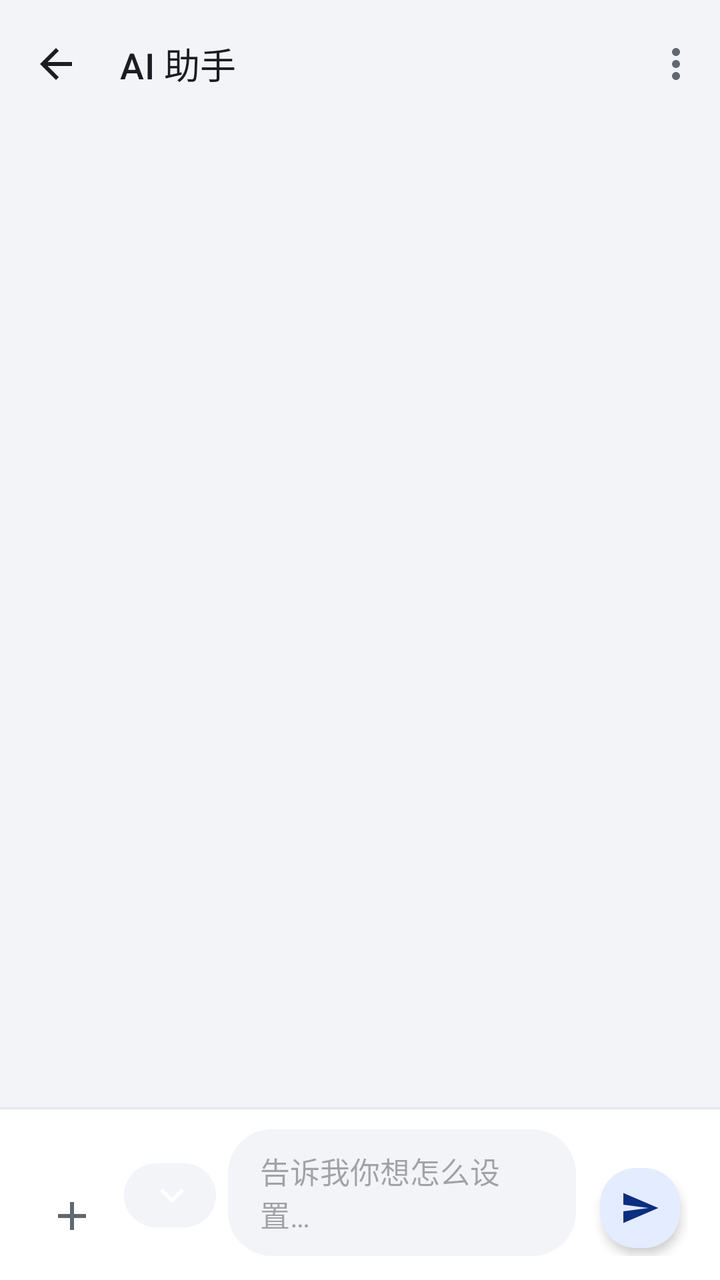
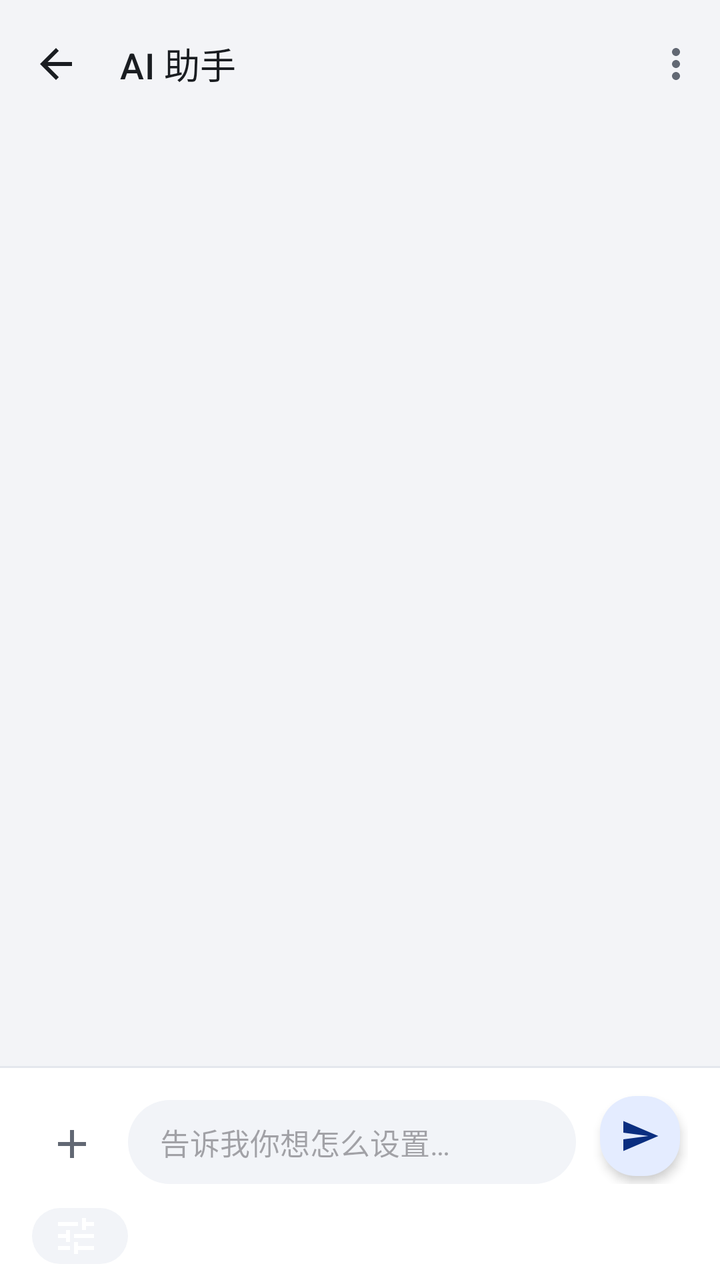

Two renders of the same Android screen: before a commit and after it. Below are the layout's source before the change and the commit's diff.
<!-- AndroidManifest.xml: application theme Theme.MagicWindow -->
<!-- res/layout/activity_ai_chat.xml -->
<?xml version="1.0" encoding="utf-8"?>
<LinearLayout
    xmlns:android="http://schemas.android.com/apk/res/android"
    xmlns:app="http://schemas.android.com/apk/res-auto"
    android:layout_width="match_parent"
    android:layout_height="match_parent"
    android:orientation="vertical"
    android:background="@color/app_bg"
    android:fitsSystemWindows="true">

    <com.google.android.material.appbar.MaterialToolbar
        android:id="@+id/toolbar"
        android:layout_width="match_parent"
        android:layout_height="?attr/actionBarSize"
        android:background="@android:color/transparent"
        app:title="@string/ai_chat_title"
        app:titleTextAppearance="@style/Text.MagicWindow.CardTitle"
        app:navigationIcon="@drawable/ic_back"
        app:menu="@menu/menu_ai_chat" />

    
    <androidx.recyclerview.widget.RecyclerView
        android:id="@+id/recycler"
        android:layout_width="match_parent"
        android:layout_height="0dp"
        android:layout_weight="1"
        android:clipToPadding="false"
        android:paddingHorizontal="@dimen/page_padding"
        android:paddingTop="8dp"
        android:paddingBottom="8dp" />

    
    <TextView
        android:id="@+id/tvToolStatus"
        android:layout_width="match_parent"
        android:layout_height="wrap_content"
        android:paddingHorizontal="20dp"
        android:paddingVertical="4dp"
        android:textSize="11sp"
        android:textColor="?attr/colorPrimary"
        android:background="@drawable/bg_chip"
        android:visibility="gone"
        android:drawablePadding="6dp" />

    
    <androidx.recyclerview.widget.RecyclerView
        android:id="@+id/rvAttachments"
        android:layout_width="match_parent"
        android:layout_height="wrap_content"
        android:paddingHorizontal="12dp"
        android:orientation="horizontal"
        android:visibility="gone" />

    
    <LinearLayout
        android:layout_width="match_parent"
        android:layout_height="wrap_content"
        android:orientation="vertical"
        android:background="@color/card_bg">

        <View
            android:layout_width="match_parent"
            android:layout_height="1dp"
            android:background="@color/divider" />

        <LinearLayout
            android:layout_width="match_parent"
            android:layout_height="wrap_content"
            android:orientation="horizontal"
            android:gravity="bottom|center_horizontal"
            android:paddingHorizontal="@dimen/page_padding"
            android:paddingTop="10dp"
            android:paddingBottom="12dp">

            
            <ImageButton
                android:id="@+id/btnAttach"
                android:layout_width="40dp"
                android:layout_height="40dp"
                android:background="?attr/selectableItemBackgroundBorderless"
                android:src="@drawable/ic_add"
                app:tint="?attr/colorOnSurfaceVariant"
                android:contentDescription="@string/ai_attach"
                android:scaleType="centerInside" />

            
            <TextView
                android:id="@+id/btnModelSwitch"
                android:layout_width="wrap_content"
                android:layout_height="32dp"
                android:layout_marginStart="6dp"
                android:paddingHorizontal="10dp"
                android:gravity="center"
                android:textSize="11sp"
                android:textColor="?attr/colorPrimary"
                android:background="@drawable/bg_chip"
                android:drawableEnd="@drawable/ic_chevron_down"
                android:drawablePadding="2dp"
                android:singleLine="true"
                android:maxWidth="140dp"
                android:layout_marginEnd="6dp"
                android:contentDescription="@string/ai_model_switch" />

            
            <com.google.android.material.textfield.TextInputEditText
                android:id="@+id/etInput"
                android:layout_width="0dp"
                android:layout_height="wrap_content"
                android:layout_weight="1"
                android:background="@drawable/bg_input"
                android:hint="@string/ai_input_hint"
                android:maxLines="6"
                android:minLines="1"
                android:inputType="textMultiLine"
                android:textSize="15sp"
                android:paddingHorizontal="16dp"
                android:paddingVertical="10dp" />

            
            <com.google.android.material.floatingactionbutton.FloatingActionButton
                android:id="@+id/fabSend"
                android:layout_width="wrap_content"
                android:layout_height="wrap_content"
                android:layout_marginStart="8dp"
                android:src="@drawable/ic_send"
                android:contentDescription="@string/ai_send"
                app:fabSize="mini"
                app:fabCustomSize="40dp"
                app:maxImageSize="20dp" />
        </LinearLayout>
    </LinearLayout>

</LinearLayout>
<!-- resources referenced by this layout -->
<resources>
  <color name="app_bg">#F3F4F7</color>
  <color name="card_bg">#FFFFFF</color>
  <color name="divider">#E4E7ED</color>
  <dimen name="page_padding">16dp</dimen>
  <!-- drawable bg_input (drawable) -->
  <?xml version="1.0" encoding="utf-8"?>
  <shape xmlns:android="http://schemas.android.com/apk/res/android"
      android:shape="rectangle">
      <solid android:color="@color/card_bg_high" />
      <corners android:radius="22dp" />
  </shape>
  <!-- drawable ic_chevron_down (drawable) -->
  <?xml version="1.0" encoding="utf-8"?>
  <vector xmlns:android="http://schemas.android.com/apk/res/android"
      android:width="24dp"
      android:height="24dp"
      android:viewportWidth="24"
      android:viewportHeight="24">
      <path
          android:fillColor="@android:color/white"
          android:pathData="M7.41,8.59L12,13.17l4.59,-4.58L18,10l-6,6l-6,-6z" />
  </vector>
  <string name="ai_attach">添加附件</string>
  <string name="ai_chat_title">AI 助手</string>
  <string name="ai_input_hint">告诉我你想怎么设置…</string>
  <string name="ai_model_switch">切换模型</string>
  <string name="ai_send">发送</string>
  <style name="Text.MagicWindow.CardTitle" parent="TextAppearance.Material3.TitleMedium">
          <item name="android:textSize">18sp</item>
          <item name="android:fontFamily">sans-serif-medium</item>
          <item name="android:textColor">@color/text_primary</item>
      </style>
  <color name="card_bg_high">#F2F4F8</color>
  <color name="text_primary">#1A1D21</color>
  <color name="brand_primary">#2F6BFF</color>
  <color name="brand_on_primary">#FFFFFF</color>
  <color name="brand_primary_container">#E4ECFF</color>
  <color name="brand_on_primary_container">#0A2E80</color>
  <color name="brand_secondary">#535F71</color>
  <color name="brand_on_secondary">#FFFFFF</color>
  <color name="brand_secondary_container">#E7EDF6</color>
  <color name="brand_on_secondary_container">#2D3642</color>
  <color name="text_secondary">#626873</color>
  <color name="conflict_error">#C02B1F</color>
  <style name="ShapeAppearance.MagicWindow.Small" parent="">
          <item name="cornerFamily">rounded</item>
          <item name="cornerSize">12dp</item>
      </style>
  <style name="ShapeAppearance.MagicWindow.Medium" parent="">
          <item name="cornerFamily">rounded</item>
          <item name="cornerSize">16dp</item>
      </style>
  <style name="ShapeAppearance.MagicWindow.Large" parent="">
          <item name="cornerFamily">rounded</item>
          <item name="cornerSize">22dp</item>
      </style>
  <style name="Widget.MagicWindow.Fab" parent="Widget.Material3.FloatingActionButton.Primary">
          <item name="shapeAppearanceOverlay">@style/ShapeAppearance.MagicWindow.Fab</item>
          <item name="elevation">3dp</item>
      </style>
  <style name="Widget.MagicWindow.ChipGroup" parent="Widget.Material3.ChipGroup">
          <item name="chipSpacingVertical">6dp</item>
      </style>
  <style name="ThemeOverlay.MagicWindow.BottomSheet" parent="ThemeOverlay.Material3.BottomSheetDialog">
          <item name="bottomSheetStyle">@style/Widget.MagicWindow.BottomSheet</item>
      </style>
  <style name="ShapeAppearance.MagicWindow.Fab" parent="">
          <item name="cornerFamily">rounded</item>
          <item name="cornerSize">18dp</item>
      </style>
  <style name="Widget.MagicWindow.BottomSheet" parent="Widget.Material3.BottomSheet.Modal">
          <item name="shapeAppearanceOverlay">@style/ShapeAppearance.MagicWindow.BottomSheet</item>
          <item name="backgroundTint">@color/card_bg</item>
      </style>
  <style name="ShapeAppearance.MagicWindow.BottomSheet" parent="">
          <item name="cornerFamily">rounded</item>
          <item name="cornerSizeTopLeft">24dp</item>
          <item name="cornerSizeTopRight">24dp</item>
          <item name="cornerSizeBottomRight">0dp</item>
          <item name="cornerSizeBottomLeft">0dp</item>
      </style>
  <!-- unchanged entries left out for length: 8 -->
</resources>

<!-- the commit's change to res/layout/activity_ai_chat.xml (unified diff, before → after) -->
@@ -32,15 +32,19 @@
     
     <TextView
         android:id="@+id/tvToolStatus"
-        android:layout_width="match_parent"
+        android:layout_width="wrap_content"
         android:layout_height="wrap_content"
-        android:paddingHorizontal="20dp"
-        android:paddingVertical="4dp"
+        android:layout_gravity="center_horizontal"
+        android:layout_marginHorizontal="@dimen/page_padding"
+        android:layout_marginBottom="4dp"
+        android:paddingHorizontal="12dp"
+        android:paddingVertical="5dp"
         android:textSize="11sp"
         android:textColor="?attr/colorPrimary"
         android:background="@drawable/bg_chip"
-        android:visibility="gone"
-        android:drawablePadding="6dp" />
+        android:maxLines="2"
+        android:ellipsize="end"
+        android:visibility="gone" />
 
     
     <androidx.recyclerview.widget.RecyclerView
@@ -84,29 +88,12 @@
                 android:scaleType="centerInside" />
 
             
-            <TextView
-                android:id="@+id/btnModelSwitch"
-                android:layout_width="wrap_content"
-                android:layout_height="32dp"
-                android:layout_marginStart="6dp"
-                android:paddingHorizontal="10dp"
-                android:gravity="center"
-                android:textSize="11sp"
-                android:textColor="?attr/colorPrimary"
-                android:background="@drawable/bg_chip"
-                android:drawableEnd="@drawable/ic_chevron_down"
-                android:drawablePadding="2dp"
-                android:singleLine="true"
-                android:maxWidth="140dp"
-                android:layout_marginEnd="6dp"
-                android:contentDescription="@string/ai_model_switch" />
-
-            
             <com.google.android.material.textfield.TextInputEditText
                 android:id="@+id/etInput"
                 android:layout_width="0dp"
                 android:layout_height="wrap_content"
                 android:layout_weight="1"
+                android:layout_marginStart="8dp"
                 android:background="@drawable/bg_input"
                 android:hint="@string/ai_input_hint"
                 android:maxLines="6"
@@ -128,6 +115,24 @@
                 app:fabCustomSize="40dp"
                 app:maxImageSize="20dp" />
         </LinearLayout>
+
+        
+        <TextView
+            android:id="@+id/btnModelSwitch"
+            android:layout_width="wrap_content"
+            android:layout_height="28dp"
+            android:layout_marginStart="@dimen/page_padding"
+            android:layout_marginBottom="8dp"
+            android:paddingHorizontal="10dp"
+            android:gravity="center"
+            android:textSize="11sp"
+            android:textColor="?attr/colorPrimary"
+            android:background="@drawable/bg_chip"
+            android:drawableStart="@drawable/ic_tune"
+            android:drawablePadding="4dp"
+            android:singleLine="true"
+            android:maxWidth="220dp"
+            android:contentDescription="@string/ai_model_switch" />
     </LinearLayout>
 
 </LinearLayout>
<!-- resource entries referenced after the edit -->
@@ -11,8 +11,7 @@
       <solid android:color="@color/card_bg_high" />
       <corners android:radius="22dp" />
   </shape>
-  <!-- drawable ic_chevron_down (drawable) -->
-  <?xml version="1.0" encoding="utf-8"?>
+  <!-- drawable ic_tune (drawable) -->
   <vector xmlns:android="http://schemas.android.com/apk/res/android"
       android:width="24dp"
       android:height="24dp"
@@ -20,7 +19,7 @@
       android:viewportHeight="24">
       <path
           android:fillColor="@android:color/white"
-          android:pathData="M7.41,8.59L12,13.17l4.59,-4.58L18,10l-6,6l-6,-6z" />
+          android:pathData="M3,17v2h6v-2H3zM3,5v2h10V5H3zm10,16v-2h8v-2h-8v-2h-2v6h2zM7,9v2H3v2h4v2h2V9H7zm14,4v-2H11v2h10zm-6,-4h2V7h4V5h-4V3h-2v6z" />
   </vector>
   <string name="ai_attach">添加附件</string>
   <string name="ai_chat_title">AI 助手</string>
